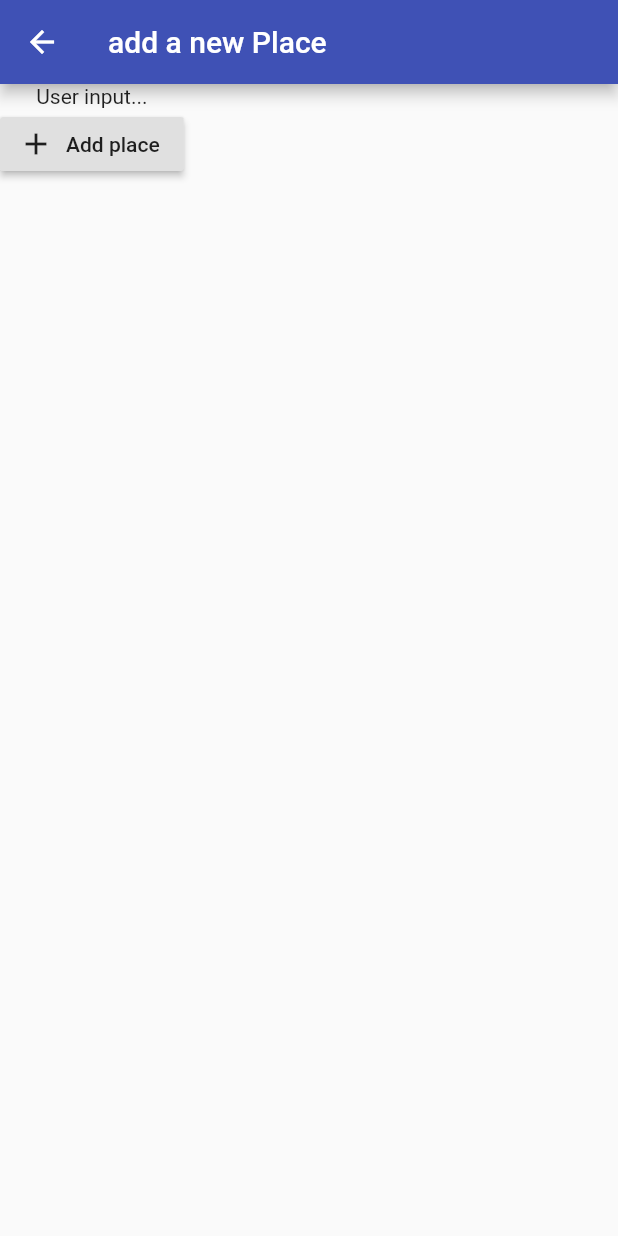
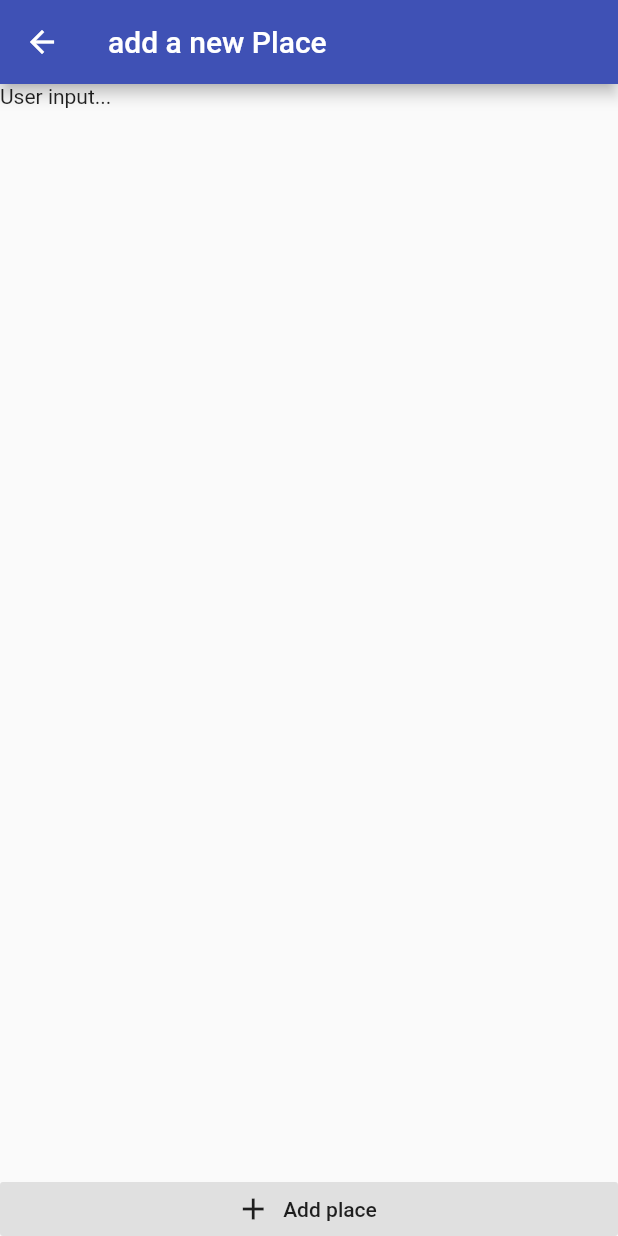
Before and after one commit to triyono777/great_places, a Flutter app: the AddPlaceScreen screen opened by its route, on a phone screen of 412 x 824 dp. Run offline on Flutter 3.47's test engine with Material 2 defaults, Android fonts, the phone set to English and light mode, and no system bars.

Commit message:
fix button maptargetsize

```diff
--- a/lib/screens/add_place_screen.dart
+++ b/lib/screens/add_place_screen.dart
@@ -14,12 +14,16 @@ class _AddPlaceScreenState extends State<AddPlaceScreen> {
         title: Text('add a new Place'),
       ),
       body: Column(
+        mainAxisAlignment: MainAxisAlignment.spaceBetween,
+        crossAxisAlignment: CrossAxisAlignment.stretch,
         children: <Widget>[
           Text('User input...'),
           RaisedButton.icon(
+            elevation: 0.0,
             onPressed: () {},
             icon: Icon(Icons.add),
             label: Text('Add place'),
+            materialTapTargetSize: MaterialTapTargetSize.shrinkWrap,
           ),
         ],
       ),
```
